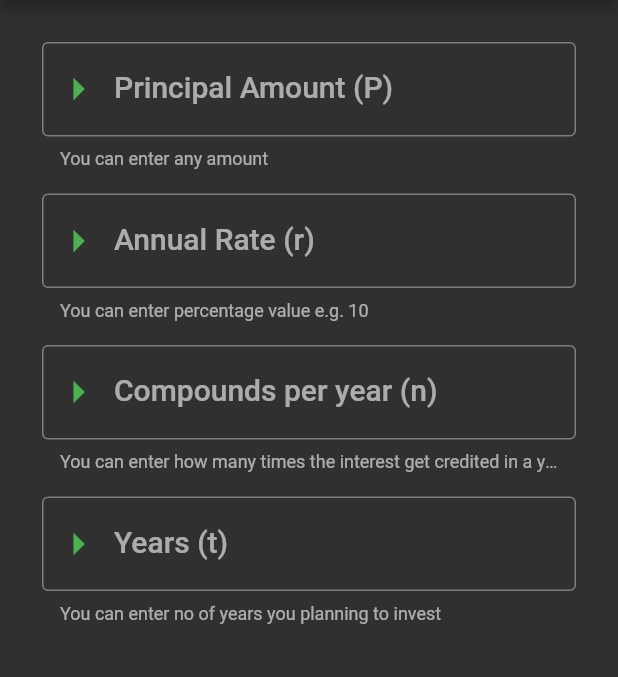
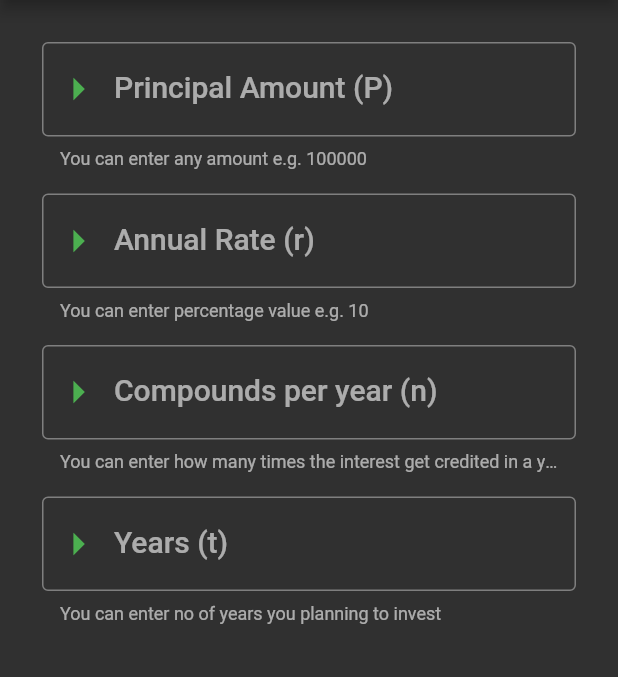
Before and after one commit to saifsilver/flutter-compound-interest-calculator-app, a Flutter app: the screen it shows after launch, on a phone screen of 412 x 824 dp, the part 84-761 px from its top. Run offline on Flutter 3.47's test engine with Material 2 defaults, Android fonts, the phone set to English and light mode, and no system bars.

Commit message:
initial commit

```diff
--- a/lib/app_screens/compound_interest_calc.dart
+++ b/lib/app_screens/compound_interest_calc.dart
@@ -28,7 +28,7 @@ class _CompoundInterestCalcState extends State<CompoundInterestCalc> {
             children: <Widget>[
               NumberTextFormField(
                   hintTxt:'100000',
-                  helperTxt:'You can enter any amount',
+                  helperTxt:'You can enter any amount e.g. 100000',
                   labelTxt: 'Principal Amount (P)',
                   suffixTxt:'Rupees',
                   onChangeFunc:setPrincipal
--- a/lib/main.dart
+++ b/lib/main.dart
@@ -10,5 +10,4 @@ void main() => runApp(MaterialApp(
           primaryColor: Colors.indigo,
           accentColor: Colors.indigoAccent,
           brightness: Brightness.dark),
-  )
-);
+    ));
```
Lines whose indentation alone changed are shown as unchanged.
